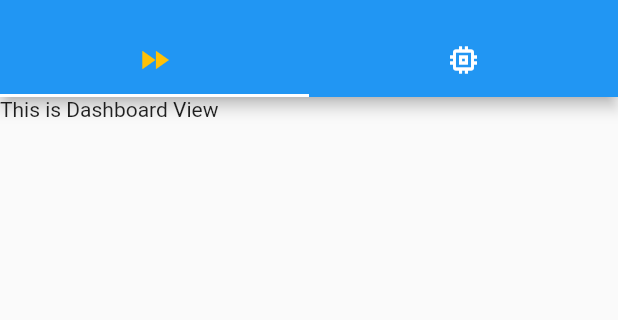
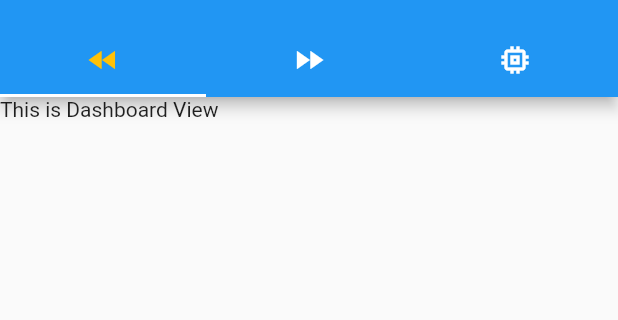
Before and after one commit to juliesteady/Medicerus, a Flutter app: the screen it shows after launch, on a phone screen of 412 x 824 dp, the part 59-379 px from its top. Run offline on Flutter 3.47's test engine with Material 2 defaults, Android fonts, the phone set to English and light mode, and no system bars; our stand-ins replace drift, flutter_slidable, sqflite; accounts and stored records are empty; generated files the repository leaves out were written again.

Commit message:
This commit produces something that compiles and almost runs.

```diff
--- a/mm3/lib/main.dart
+++ b/mm3/lib/main.dart
@@ -134,7 +134,7 @@ class _HomePageState extends State<HomePage>
 
   @override
   void initState() {
-    _tabController = new TabController(length: 2, vsync: this);
+    _tabController = new TabController(length: 3, vsync: this);
     super.initState();
   }
 
@@ -166,6 +166,7 @@ class _HomePageState extends State<HomePage>
           unselectedLabelColor: Colors.white,
           labelColor: Colors.amber,
           tabs: [
+            new Tab(icon: new Icon(Icons.fast_rewind)),
             // "QuickList" Tab
             new Tab(icon: new Icon(Icons.fast_forward)),
             // "Medications" Tab
--- a/mm3/pubspec.yaml
+++ b/mm3/pubspec.yaml
@@ -70,7 +70,8 @@ flutter:
   uses-material-design: true
 
   # To add assets to your application, add an assets section, like this:
-  # assets:
+  assets:
+      - ndc.db
   #   - images/a_dot_burr.jpeg
   #   - images/a_dot_ham.jpeg
 
```
